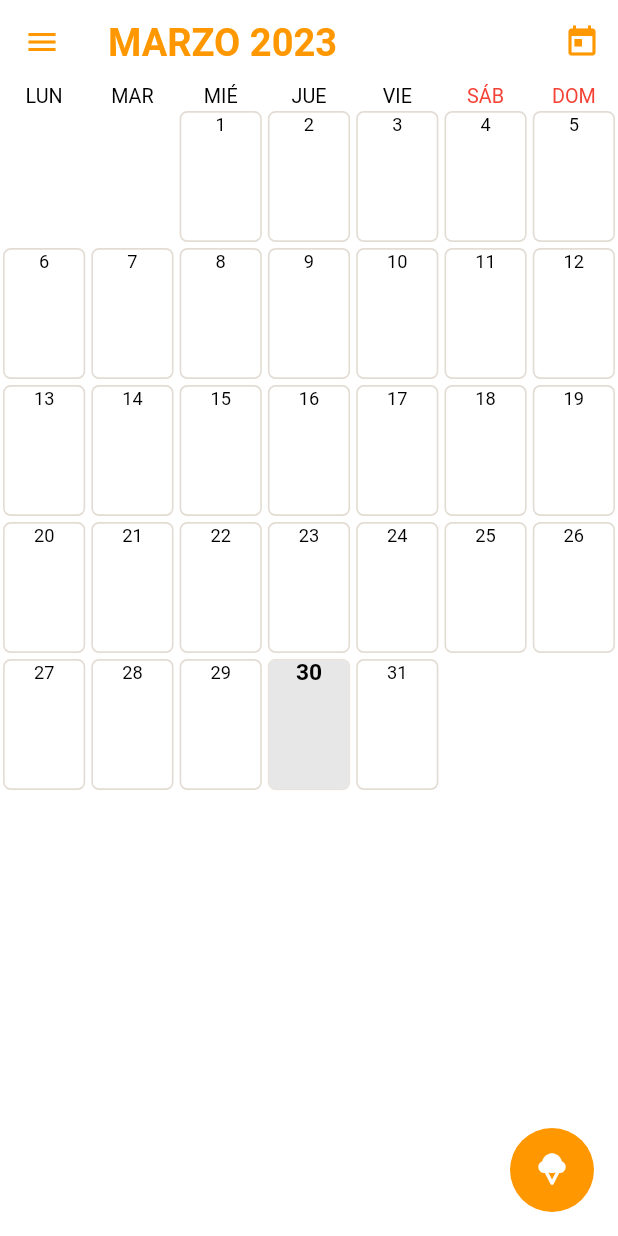
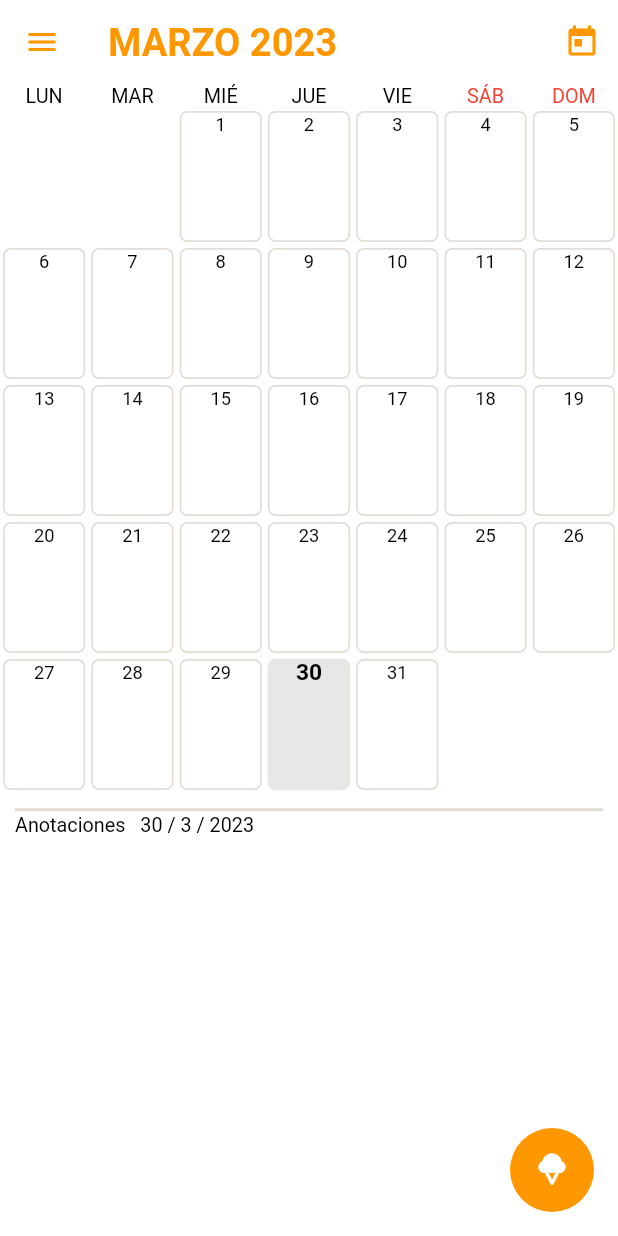
Before and after one commit to sandamil/Calendario, a Flutter app: the screen it shows after launch, on a phone screen of 412 x 824 dp. Run offline on Flutter 3.47's test engine with Material 2 defaults, Android fonts, the phone set to English and light mode, and no system bars; drawn by our look-alikes of table_calendar; our stand-ins replace flutter_datetime_picker, flutter_screenutil, flutter_slidable, get, google_fonts, jiffy and 3 more; missing offline and left inert: flex_color_picker, flutter_material_color_picker; accounts and stored records are empty; Roboto replaces fonts that are missing (Poppins).

Commit message:
Lista de noatas en calendario.

```diff
--- a/lib/app/modules/crearTurno/controllers/crear_turno_controller.dart
+++ b/lib/app/modules/crearTurno/controllers/crear_turno_controller.dart
@@ -1,5 +1,5 @@
 import 'package:calendario2/app/modules/home/controllers/calendar_controller.dart';
-import 'package:calendario2/config/util/convert_time.dart';
+import 'package:calendario2/config/util/dateUtils.dart';
 import 'package:flex_color_picker/flex_color_picker.dart';
 import 'package:flutter_material_color_picker/flutter_material_color_picker.dart';
 import 'package:flutter_screenutil/flutter_screenutil.dart';
--- a/lib/app/modules/home/controllers/calendar_controller.dart
+++ b/lib/app/modules/home/controllers/calendar_controller.dart
@@ -18,10 +18,10 @@ class CalendarController extends GetxController {
   Rx<CalendarFormat> _calendarFormat = CalendarFormat.month.obs;
   Rx<CalendarFormat> get calendarFormat => _calendarFormat;
 
-  Rx<DateTime> _selectedDay = DateTime.now().obs;
+  var selectedDay = DateTime.now().obs;
   Rx<DateTime> _focusedDay = DateTime.now().obs;
 
-  Rx<DateTime> get selectedDay => _selectedDay;
+  // Rx<DateTime> get selectedDay => _selectedDay;
   Rx<DateTime> get focusedDay => _focusedDay;
 
   setFocusedDay(DateTime day) => _focusedDay;
@@ -60,8 +60,17 @@ class CalendarController extends GetxController {
   }
 
   onDaySelected(DateTime selectedDate, DateTime focusedDate) {
-    if (!isSameDay(selectedDate, _selectedDay.value)) {
-      _selectedDay.value = selectedDate;
+    if (!isSameDay(selectedDate, selectedDay.value)) {
+      selectedDay.value = selectedDate;
+      _focusedDay.value = focusedDate;
+    }
+    selectedEvents.value = getEventForDay(selectedDay.value);
+    // Get.dialog(CustomAlertDilogDaySelected(
+    //     selectedDate: selectedDate, turno: turno.value));
+  }
+  onDaySelectedLongPress(DateTime selectedDate, DateTime focusedDate) {
+    if (!isSameDay(selectedDate, selectedDay.value)) {
+      selectedDay.value = selectedDate;
       _focusedDay.value = focusedDate;
     }
     selectedEvents.value = getEventForDay(selectedDay.value);
@@ -139,6 +148,7 @@ class CalendarController extends GetxController {
 
 
   RxList<Task> listEvent = <Task>[].obs;
+  RxList<Task> listEvent2 = <Task>[].obs;
 
    getListEvent() async {
     listEvent.value = await DbProvider.instance.getNotesFromDB();
--- a/lib/app/modules/home/views/home_view.dart
+++ b/lib/app/modules/home/views/home_view.dart
@@ -1,7 +1,12 @@
+import 'package:calendario2/app/data/model/taskModel.dart';
 import 'package:calendario2/app/data/model/turnoCalendar.dart';
+import 'package:calendario2/app/modules/home/controllers/calendar_controller.dart';
 import 'package:calendario2/app/modules/home/widgets/calendar/table_calendar.dart';
+import 'package:calendario2/app/modules/home/widgets/calendar/widget/card_event.dart';
 import 'package:calendario2/app/modules/home/widgets/calendar/widget/day_selected_turno_widget.dart';
+import 'package:calendario2/app/modules/home/widgets/calendar/widget/line.dart';
 import 'package:calendario2/app/modules/home/widgets/calendar/widget/selected_day_widget.dart';
+import 'package:calendario2/config/util/dateUtils.dart';
 import 'package:calendario2/config/util/hexColor.dart';
 import 'package:flutter/material.dart';
 import 'package:intl/intl.dart';
@@ -17,7 +22,6 @@ import '../controllers/home_controller.dart';
 
 class HomeView extends GetView<HomeController> {
   const HomeView({Key? key}) : super(key: key);
-
 
   @override
   Widget build(BuildContext context) {
@@ -51,10 +55,10 @@ class HomeView extends GetView<HomeController> {
               icon: const Icon(
                 Icons.today,
               ),
-              tooltip: 'Open shopping cart',
+              tooltip: 'today',
               onPressed: () async {
-                await Get.deleteAll(force: true); //deleting all controllers
-                Get.reset();
+                // await Get.deleteAll(force: true); //deleting all controllers
+                // Get.reset();
               },
             ),
           ],
@@ -69,9 +73,67 @@ class HomeView extends GetView<HomeController> {
         body: Column(
           children: [
             CalendarWidget(),
+            SizedBox(height: 10.h),
+            Padding(
+              padding: const EdgeInsets.symmetric(horizontal: 10),
+              child: LineWidget(),
+            ),
+            SizedBox(height: 2.h),
+            Obx(() => _buildSelectedDay()),
+            SizedBox(height: 2.h),
+            Obx(() {
+              return Expanded(child: _buildListEvent());
+            }),
+          ],
+        ));
+  }
 
-          ],
-        )
+  Widget _buildListEvent() {
+    final calendarVM = Get.find<CalendarController>();
+    final selectedDay = calendarVM.selectedDay.value;
+
+    List events = calendarVM.getEventsOfDay(selectedDay);
+    return SingleChildScrollView(
+        child: Column(
+      children: events
+          .map(
+            (event) => Column(
+              children: [
+                CardEvent(event: event),
+                const SizedBox(height: 8),
+              ],
+            ),
+          )
+          .toList(),
+    ));
+  }
+
+  Widget _buildSelectedDay() {
+    final calendarVM = Get.find<CalendarController>();
+
+    final selectedDay = calendarVM.selectedDay.value;
+    String formattedDate =
+        '${selectedDay.day} / ${selectedDay.month} / ${selectedDay.year}';
+
+    return Row(
+      crossAxisAlignment: CrossAxisAlignment.start,
+      children: [
+        Container(
+          margin: const EdgeInsets.only(left: 10),
+          child: const Text(
+            'Anotaciones',
+            // style: AppTextStyle.titleTextStyle(),
+          ),
+        ),
+        const SizedBox(height: 5),
+        Container(
+          margin: const EdgeInsets.only(left: 10),
+          child: Text(
+            formattedDate,
+            // style: AppTextStyle.disableTextStyle(),
+          ),
+        ),
+      ],
     );
   }
 }
--- a/lib/app/modules/home/widgets/calendar/table_calendar.dart
+++ b/lib/app/modules/home/widgets/calendar/table_calendar.dart
@@ -33,6 +33,7 @@ class CalendarWidget extends StatelessWidget {
             () {
               return calendarController.isReady.value
                   ? TableCalendar(
+                  onDayLongPressed: calendarController.onDaySelectedLongPress,
                       headerVisible: false,
                       locale: 'es_ES',
                       calendarStyle: const CalendarStyle(
--- /dev/null
+++ b/lib/app/modules/home/widgets/calendar/widget/line.dart
@@ -0,0 +1,13 @@
+import 'package:calendario2/config/theme/my_colors.dart';
+import 'package:flutter/material.dart';
+
+class LineWidget extends StatelessWidget {
+  @override
+  Widget build(BuildContext context) {
+    return Container(
+      width: double.maxFinite,
+      height: 2,
+      color: GREY_COLOR,
+    );
+  }
+}
--- a/lib/app/modules/notas/views/NotasView/controllers/notas_view_controller.dart
+++ b/lib/app/modules/notas/views/NotasView/controllers/notas_view_controller.dart
@@ -2,7 +2,7 @@ import 'package:calendario2/app/components/toast.dart';
 import 'package:calendario2/app/data/local/taskDatabase.dart';
 import 'package:calendario2/app/data/model/taskModel.dart';
 import 'package:calendario2/app/modules/Notas/controllers/notas_controller.dart';
-import 'package:calendario2/config/util/convert_time.dart';
+import 'package:calendario2/config/util/dateUtils.dart';
 import 'package:flutter/material.dart';
 import 'package:get/get.dart';
 
--- a/lib/app/modules/notas/views/NotasView/views/notas_view.dart
+++ b/lib/app/modules/notas/views/NotasView/views/notas_view.dart
@@ -1,5 +1,5 @@
 import 'package:calendario2/app/data/model/taskModel.dart';
-import 'package:calendario2/config/util/convert_time.dart';
+import 'package:calendario2/config/util/dateUtils.dart';
 import 'package:flutter/material.dart';
 import 'package:flutter_screenutil/flutter_screenutil.dart';
 import 'package:intl/intl.dart';
```
Also changed, not shown: lib/app/modules/home/widgets/calendar/widget/card_event.dart (added, +71 -0 lines), lib/config/util/convert_time.dart (deleted, +0 -7 lines), lib/config/util/dateUtils.dart (added, +29 -0 lines).
